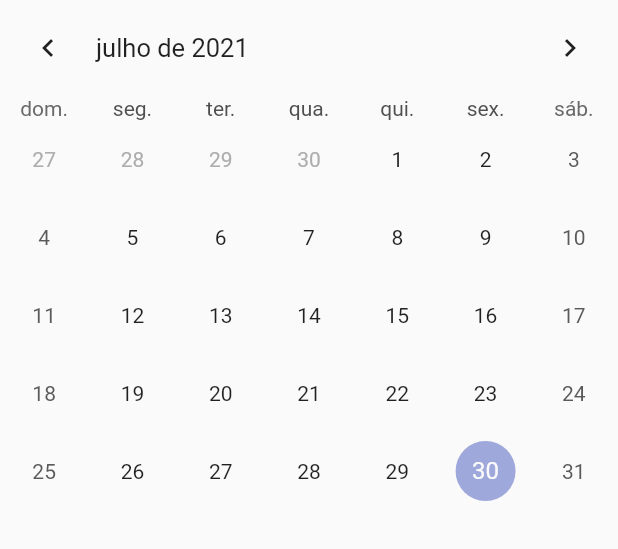
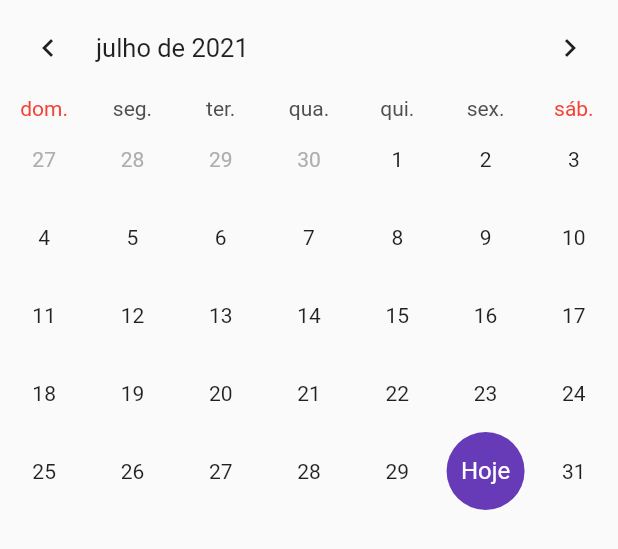
Before and after one commit to r3soares/agendamentoVTR, a Flutter app: the ReagendaWidget widget shown alone on an empty page, opened directly with empty values, on a phone screen of 412 x 824 dp. Shown: the top 549 px of the screen. Run offline on Flutter 3.47's test engine with Material 2 defaults, Android fonts, the phone set to English and light mode, and no system bars; drawn by our look-alikes of table_calendar; our stand-ins replace file_picker, flutter_modular, flutter_triple.

Commit message:
Adicionado eventos no calendario de reagendamento

```diff
--- a/src/agendamento_vtr/lib/app/modules/agendamento/widgets/reagenda_widget.dart
+++ b/src/agendamento_vtr/lib/app/modules/agendamento/widgets/reagenda_widget.dart
@@ -1,6 +1,10 @@
 import 'package:agendamento_vtr/app/modules/tanque/models/tanque.dart';
 import 'package:flutter/material.dart';
+import 'package:flutter_modular/flutter_modular.dart';
+import 'package:intl/intl.dart';
 import 'package:table_calendar/table_calendar.dart';
+
+import '../agenda_store.dart';
 
 class ReagendaWidget extends StatefulWidget {
   final Tanque tanque;
@@ -11,12 +15,22 @@ class ReagendaWidget extends StatefulWidget {
 }
 
 class _ReagendaWidgetState extends State<ReagendaWidget> {
+  final agendaStore = Modular.get<AgendaStore>();
   CalendarFormat _calendarFormat = CalendarFormat.month;
   DateTime _focusedDay = DateTime.now();
   DateTime? _selectedDay;
   final kToday = DateTime.now();
   late DateTime kFirstDay;
   late DateTime kLastDay;
+  Map agendasOcupadas = {};
+  final bolinhas = Container(
+      margin: EdgeInsets.all(1),
+      width: 5.0,
+      height: 5.0,
+      decoration: new BoxDecoration(
+        color: Colors.orange,
+        shape: BoxShape.circle,
+      ));
 
   _ReagendaWidgetState() {
     kFirstDay = DateTime(kToday.year, kToday.month - 3, kToday.day);
@@ -28,6 +42,7 @@ class _ReagendaWidgetState extends State<ReagendaWidget> {
   void initState() {
     super.initState();
     _selectedDay = widget.tanque.agenda;
+    agendasOcupadas = agendaStore.getAgendasOcupadas();
   }
 
   @override
@@ -75,6 +90,82 @@ class _ReagendaWidgetState extends State<ReagendaWidget> {
         // No need to call `setState()` here
         _focusedDay = focusedDay;
       },
+      calendarBuilders: CalendarBuilders(
+        dowBuilder: (context, day) {
+          if (day.weekday == DateTime.sunday ||
+              day.weekday == DateTime.saturday) {
+            final text = DateFormat.E('pt_BR').format(day);
+            return Center(
+              child: Text(
+                text,
+                style: TextStyle(color: Colors.red),
+              ),
+            );
+          }
+        },
+        defaultBuilder: (context, day, focusedDay) => diaWidget(day),
+        selectedBuilder: (context, day, focusedDay) =>
+            diaSelecionadoWidget(day),
+        todayBuilder: (context, day, focusedDay) => hojeWidget(day),
+      ),
+    );
+  }
+
+  Widget diaWidget(DateTime dia) {
+    if (agendasOcupadas.containsKey(dia)) {
+      var agenda = agendasOcupadas[dia];
+      if (agenda != null) {
+        return Center(
+          child: Column(
+            mainAxisAlignment: MainAxisAlignment.center,
+            children: [
+              Text('${dia.day}'),
+              Row(
+                mainAxisAlignment: MainAxisAlignment.center,
+                children:
+                    List.generate(agenda.tanques.length, (index) => bolinhas),
+              )
+            ],
+          ),
+        );
+      }
+    }
+    return Center(
+      child: Text('${dia.day}'),
+    );
+  }
+
+  Widget hojeWidget(DateTime dia) {
+    return Container(
+      alignment: Alignment.center,
+      decoration: new BoxDecoration(
+        color: Colors.deepPurple,
+        shape: BoxShape.circle,
+      ),
+      child: Text(
+        'Hoje',
+        style: TextStyle(
+          color: Colors.white,
+          fontSize: 16,
+        ),
+      ),
+    );
+  }
+
+  Widget diaSelecionadoWidget(DateTime dia) {
+    return Container(
+      alignment: Alignment.center,
+      decoration: new BoxDecoration(
+        color: Colors.blueAccent,
+        shape: BoxShape.circle,
+      ),
+      child: Text(
+        '${dia.day}',
+        style: TextStyle(
+          color: Colors.white,
+          fontSize: 16,
+        ),
+      ),
     );
   }
 }
```
